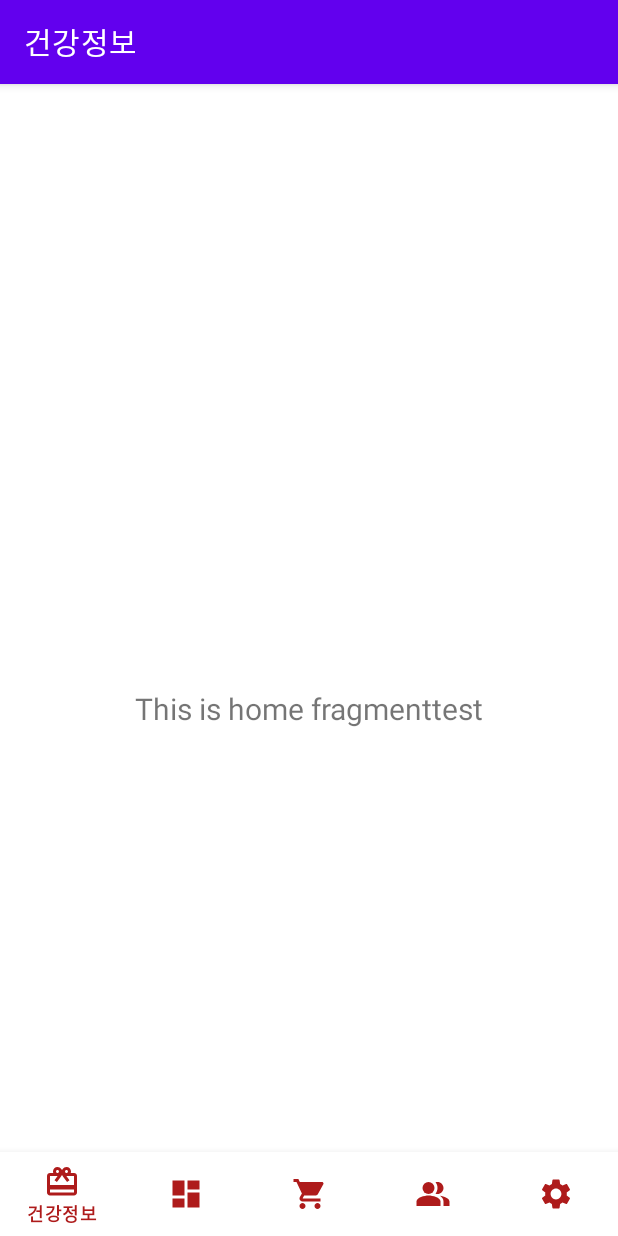
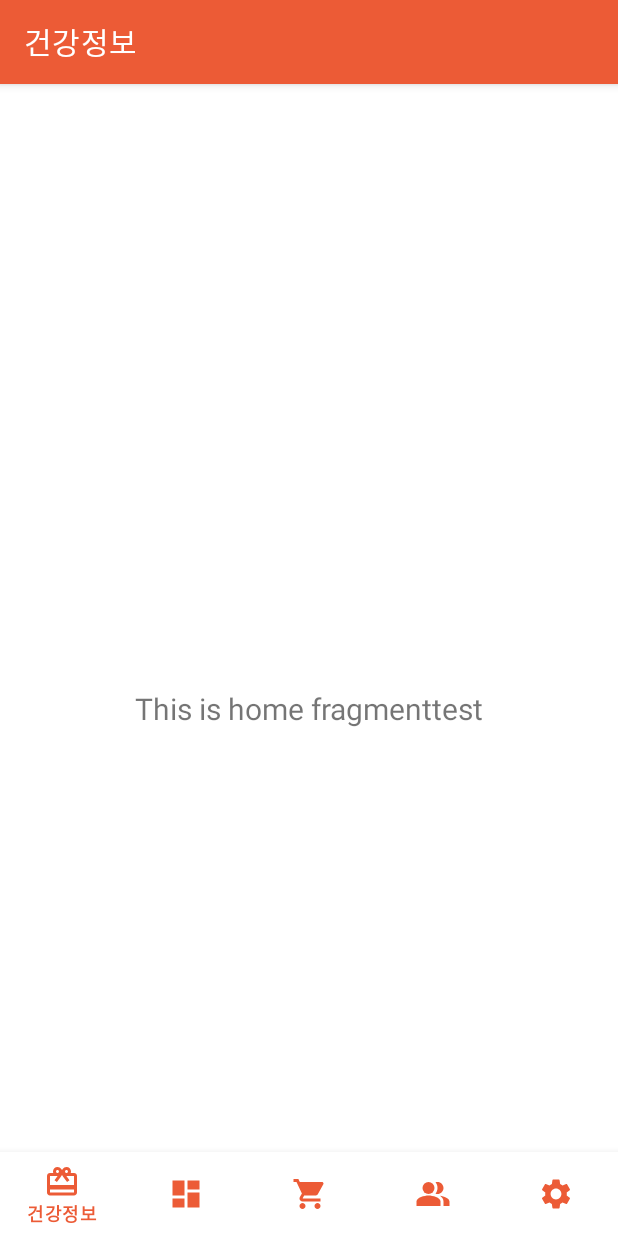
Before and after one commit to HealthCatcher/HealthHola-Android, an Android app: the screen it shows after launch (MainActivity), on a phone screen of 412 x 824 dp. Run offline under Robolectric (Android 15) with nearby library versions, the phone set to English and light mode, and no system bars; our stand-ins replace navigation-ui; libraries missing offline, so code that uses them is left out: com.navercorp.nid; 1 statement that could not run was skipped.

Commit message:
feat: xml 색 속성 추가

```diff
--- a/app/src/main/res/values/colors.xml
+++ b/app/src/main/res/values/colors.xml
@@ -7,7 +7,7 @@
     <color name="teal_700">#FF018786</color>
     <color name="black">#FF000000</color>
     <color name="white">#FFFFFFFF</color>
-    <color name="bottom_nav_color">#AE1B1B</color>
+    <color name="bottom_nav_color">#EC5B36</color>
     <color name="colorPrimary">#EC5B36</color>
-    <color name="colorPrimaryDark">#FF3700B3</color>
+    <color name="colorPrimaryDark">#EB3A24</color>
 </resources>
--- a/app/src/main/res/values/themes.xml
+++ b/app/src/main/res/values/themes.xml
@@ -2,7 +2,7 @@
     <!-- Base application theme. -->
     <style name="Theme.Hearurandroid" parent="Theme.MaterialComponents.DayNight.DarkActionBar">
         <!-- Primary brand color. -->
-        <item name="colorPrimary">@color/purple_500</item>
+        <item name="colorPrimary">@color/colorPrimary</item>
         <item name="colorPrimaryVariant">@color/purple_700</item>
         <item name="colorOnPrimary">@color/white</item>
         <!-- Secondary brand color. -->
@@ -10,7 +10,7 @@
         <item name="colorSecondaryVariant">@color/teal_700</item>
         <item name="colorOnSecondary">@color/black</item>
         <!-- Status bar color. -->
-        <item name="android:statusBarColor">?attr/colorPrimaryVariant</item>
+        <item name="android:statusBarColor">@color/colorPrimaryDark</item>
         <!-- Customize your theme here. -->
     </style>
 </resources>
```
Also changed, not shown: app/src/main/res/values/styles.xml (added, +14 -0 lines).
